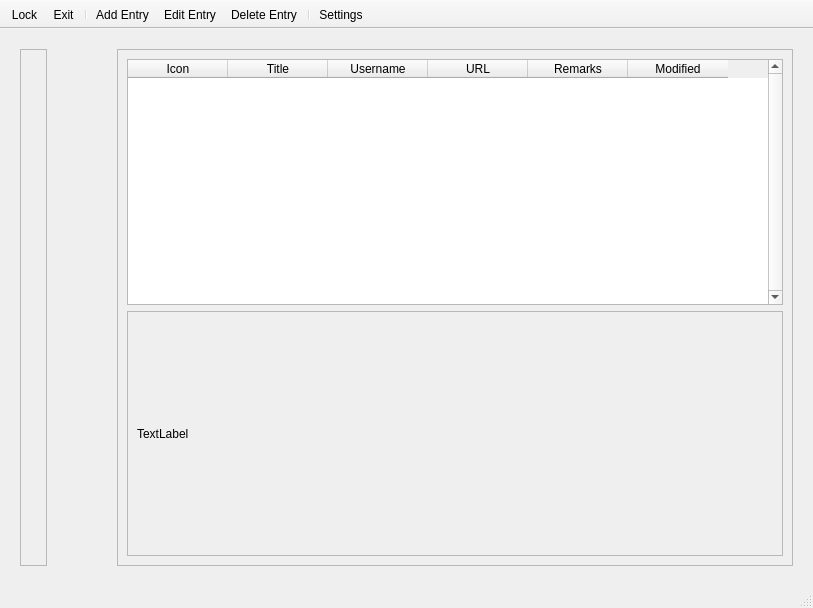
First picture: the form in password_manager.ui, repository Quinz7339/CIPM, before the edit.
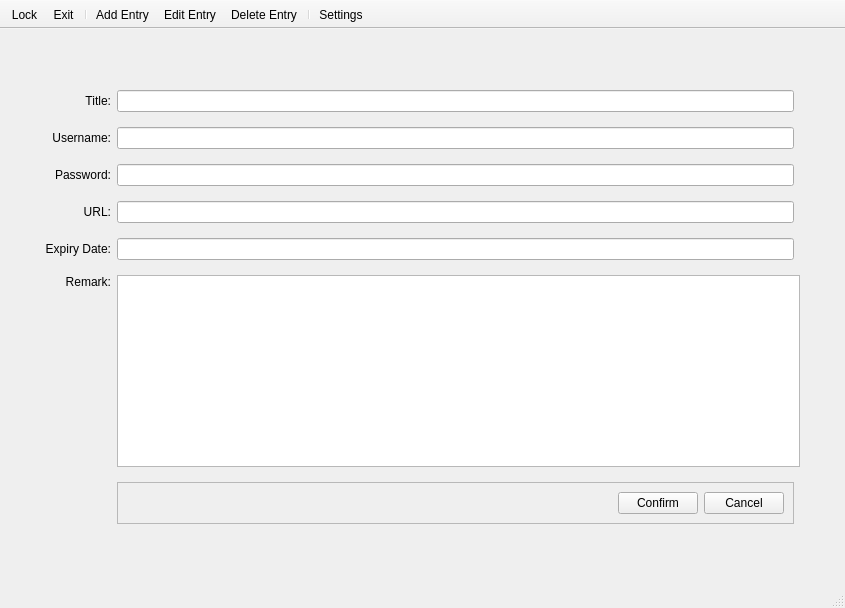
Second picture: the form after the edit. The open tabs and pages were chosen to show the change. Icons and pictures are not drawn.

Commit message: designed addCredential form

```diff
--- a/password_manager.ui
+++ b/password_manager.ui
@@ -14,7 +14,7 @@
    <string>MainWindow</string>
   </property>
   <widget class="QWidget" name="centralwidget">
-   <layout class="QHBoxLayout" name="horizontalLayout">
+   <layout class="QHBoxLayout" name="_2">
     <property name="spacing">
      <number>20</number>
     </property>
@@ -34,7 +34,14 @@
      <number>20</number>
     </property>
     <item>
-     <widget class="QFrame" name="frame_2">
+     <widget class="QStackedWidget" name="stackedWidget">
+      <property name="currentIndex">
+       <number>0</number>
+      </property>
+      <widget class="QWidget" name="page_Manager">
+       <layout class="QHBoxLayout" name="horizontalLayout">
+        <item>
+         <widget class="QFrame" name="frame_secTips">
       <property name="frameShape">
        <enum>QFrame::StyledPanel</enum>
       </property>
@@ -81,7 +88,7 @@
      </spacer>
     </item>
     <item>
-     <widget class="QFrame" name="frame">
+         <widget class="QFrame" name="frame_credList">
       <property name="frameShape">
        <enum>QFrame::StyledPanel</enum>
       </property>
@@ -161,6 +168,162 @@
         </widget>
        </item>
       </layout>
+         </widget>
+        </item>
+       </layout>
+      </widget>
+      <widget class="QWidget" name="page_addEntry">
+       <layout class="QVBoxLayout" name="verticalLayout_5">
+        <property name="leftMargin">
+         <number>25</number>
+        </property>
+        <property name="rightMargin">
+         <number>25</number>
+        </property>
+        <item>
+         <layout class="QGridLayout" name="gridLayout">
+          <property name="verticalSpacing">
+           <number>15</number>
+          </property>
+          <item row="2" column="1">
+           <widget class="QLabel" name="label_3">
+            <property name="text">
+             <string>Password:</string>
+            </property>
+            <property name="alignment">
+             <set>Qt::AlignRight|Qt::AlignTrailing|Qt::AlignVCenter</set>
+            </property>
+           </widget>
+          </item>
+          <item row="3" column="1">
+           <widget class="QLabel" name="label_7">
+            <property name="text">
+             <string>URL:</string>
+            </property>
+            <property name="alignment">
+             <set>Qt::AlignRight|Qt::AlignTrailing|Qt::AlignVCenter</set>
+            </property>
+           </widget>
+          </item>
+          <item row="1" column="2">
+           <widget class="QLineEdit" name="lineEdit_2"/>
+          </item>
+          <item row="5" column="1">
+           <widget class="QLabel" name="label_6">
+            <property name="text">
+             <string>Remark:</string>
+            </property>
+            <property name="alignment">
+             <set>Qt::AlignRight|Qt::AlignTop|Qt::AlignTrailing</set>
+            </property>
+           </widget>
+          </item>
+          <item row="2" column="2">
+           <widget class="QLineEdit" name="lineEdit_3"/>
+          </item>
+          <item row="4" column="2">
+           <widget class="QLineEdit" name="lineEdit_5"/>
+          </item>
+          <item row="1" column="1">
+           <widget class="QLabel" name="label_4">
+            <property name="text">
+             <string>Username:</string>
+            </property>
+            <property name="alignment">
+             <set>Qt::AlignRight|Qt::AlignTrailing|Qt::AlignVCenter</set>
+            </property>
+           </widget>
+          </item>
+          <item row="5" column="2" colspan="2">
+           <widget class="QTextEdit" name="textEdit">
+            <property name="sizePolicy">
+             <sizepolicy hsizetype="Minimum" vsizetype="Maximum">
+              <horstretch>0</horstretch>
+              <verstretch>0</verstretch>
+             </sizepolicy>
+            </property>
+           </widget>
+          </item>
+          <item row="0" column="1">
+           <widget class="QLabel" name="label_2">
+            <property name="text">
+             <string>Title:</string>
+            </property>
+            <property name="alignment">
+             <set>Qt::AlignRight|Qt::AlignTrailing|Qt::AlignVCenter</set>
+            </property>
+           </widget>
+          </item>
+          <item row="4" column="1">
+           <widget class="QLabel" name="label_5">
+            <property name="text">
+             <string>Expiry Date:</string>
+            </property>
+            <property name="alignment">
+             <set>Qt::AlignRight|Qt::AlignTrailing|Qt::AlignVCenter</set>
+            </property>
+           </widget>
+          </item>
+          <item row="0" column="2">
+           <widget class="QLineEdit" name="lineEdit"/>
+          </item>
+          <item row="3" column="2">
+           <widget class="QLineEdit" name="lineEdit_4"/>
+          </item>
+          <item row="6" column="2">
+           <widget class="QFrame" name="frame">
+            <property name="sizePolicy">
+             <sizepolicy hsizetype="Fixed" vsizetype="Fixed">
+              <horstretch>0</horstretch>
+              <verstretch>0</verstretch>
+             </sizepolicy>
+            </property>
+            <property name="layoutDirection">
+             <enum>Qt::RightToLeft</enum>
+            </property>
+            <property name="frameShape">
+             <enum>QFrame::StyledPanel</enum>
+            </property>
+            <property name="frameShadow">
+             <enum>QFrame::Raised</enum>
+            </property>
+            <layout class="QHBoxLayout" name="horizontalLayout_2">
+             <property name="leftMargin">
+              <number>500</number>
+             </property>
+             <item>
+              <widget class="QPushButton" name="btn_Confirm">
+               <property name="sizePolicy">
+                <sizepolicy hsizetype="Preferred" vsizetype="Preferred">
+                 <horstretch>0</horstretch>
+                 <verstretch>0</verstretch>
+                </sizepolicy>
+               </property>
+               <property name="text">
+                <string>Cancel</string>
+               </property>
+              </widget>
+             </item>
+             <item>
+              <widget class="QPushButton" name="btn_Cancel">
+               <property name="sizePolicy">
+                <sizepolicy hsizetype="Preferred" vsizetype="Preferred">
+                 <horstretch>0</horstretch>
+                 <verstretch>0</verstretch>
+                </sizepolicy>
+               </property>
+               <property name="text">
+                <string>Confirm</string>
+               </property>
+              </widget>
+             </item>
+            </layout>
+           </widget>
+          </item>
+         </layout>
+        </item>
+       </layout>
+      </widget>
      </widget>
     </item>
    </layout>
```
Left out of the diff: 2 changed lines with no effect on the pictures. Lines whose indentation alone changed are shown as unchanged. The commit also changes 4 other files.
